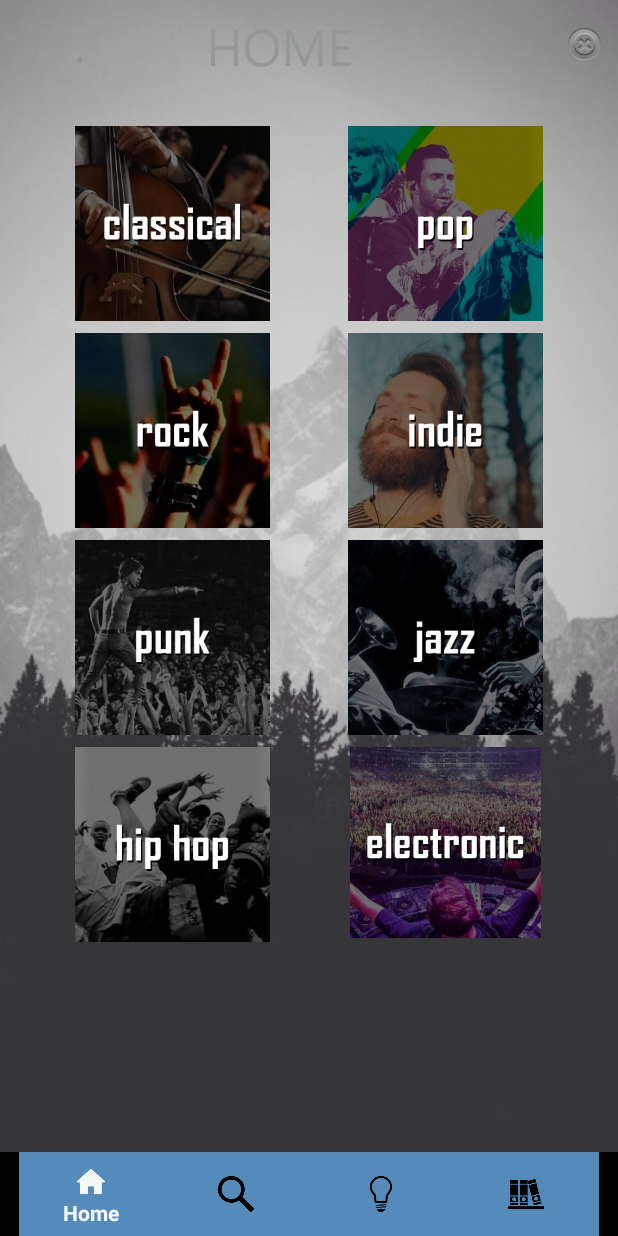
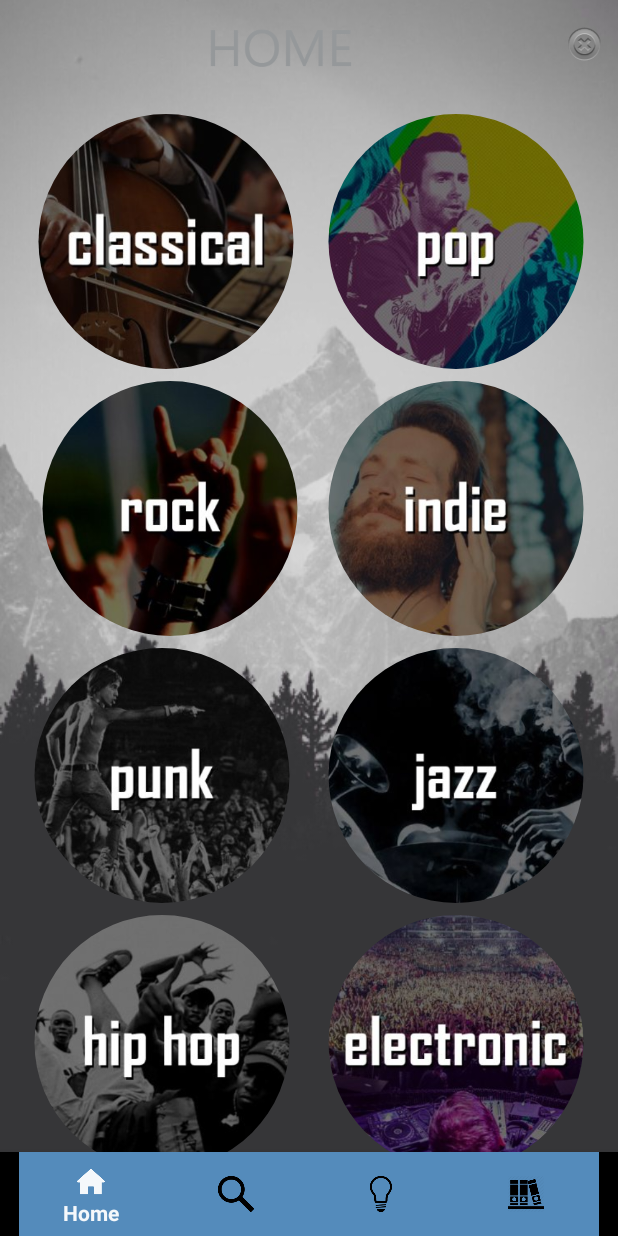
Before and after one commit to LMETEAM/LetMeExplore, an Android app: the screen it shows after launch once a user with an empty profile is signed in (HomeActivity), on a phone screen of 412 x 824 dp. Run offline under Robolectric (Android 15) with nearby library versions, the light colour scheme and no system bars; our stand-ins replace CircleImageView, Firebase (no records; nobody signed in at launch, a user with empty details on screens opened directly), Picasso; pictures from the network do not load.

Commit message:
Home Fragment İyileştirmeleri //Berkay Burak Söner

```diff
--- a/app/src/main/res/layout/fragment_home.xml
+++ b/app/src/main/res/layout/fragment_home.xml
@@ -45,30 +45,87 @@
 
         </LinearLayout>
 
-        <ImageView
-            android:id="@+id/imageViewClassic"
-            android:layout_width="130dp"
-            android:layout_height="130dp"
-            android:layout_marginStart="50dp"
-            android:layout_marginTop="24dp"
-            android:src="@drawable/rsz_classical"
+        <ScrollView
+            android:layout_width="0dp"
+            android:layout_height="0dp"
+            android:layout_marginEnd="8dp"
+            android:layout_marginStart="8dp"
+            android:layout_marginTop="8dp"
+            android:layout_weight="1"
+            android:scrollbars="none"
+            app:layout_constraintBottom_toBottomOf="parent"
+            app:layout_constraintEnd_toEndOf="parent"
             app:layout_constraintStart_toStartOf="parent"
-            app:layout_constraintTop_toBottomOf="@+id/linearLayout5" />
+            app:layout_constraintTop_toBottomOf="@+id/linearLayout5">
 
-        <ImageView
-            android:id="@+id/imageViewPop"
-            android:layout_width="130dp"
-            android:layout_height="130dp"
-            android:layout_marginEnd="50dp"
-            android:layout_marginTop="24dp"
-            android:src="@drawable/rsz_1pop"
-            app:layout_constraintEnd_toEndOf="parent"
-            app:layout_constraintTop_toBottomOf="@+id/linearLayout5" />
+            <android.support.constraint.ConstraintLayout
+                android:layout_width="match_parent"
+                android:layout_height="wrap_content">
 
-        <ImageView
+                <de.hdodenhof.circleimageview.CircleImageView
+                    android:id="@+id/imageViewElectronic"
+                    android:layout_width="180dp"
+                    android:layout_height="170dp"
+                    android:layout_marginEnd="8dp"
+                    android:src="@drawable/rsz_electronic"
+                    app:layout_constraintBottom_toBottomOf="parent"
+                    app:layout_constraintEnd_toEndOf="@+id/imageViewPop"
+                    app:layout_constraintHorizontal_bias="0.0"
+                    app:layout_constraintStart_toStartOf="@+id/imageViewPop" />
+
+                <de.hdodenhof.circleimageview.CircleImageView
+                    android:id="@+id/imageViewJazz3"
+                    android:layout_width="180dp"
+                    android:layout_height="170dp"
+                    android:layout_marginEnd="8dp"
+                    android:layout_marginTop="8dp"
+                    android:src="@drawable/rsz_1jazz"
+                    app:layout_constraintEnd_toEndOf="@+id/imageViewPop"
+                    app:layout_constraintHorizontal_bias="0.0"
+                    app:layout_constraintStart_toStartOf="@+id/imageViewPop"
+                    app:layout_constraintTop_toBottomOf="@+id/imageViewIndie" />
+
+                <de.hdodenhof.circleimageview.CircleImageView
+                    android:id="@+id/imageViewHiphop"
+                    android:layout_width="180dp"
+                    android:layout_height="170dp"
+                    android:layout_marginEnd="8dp"
+                    android:layout_marginTop="8dp"
+                    android:src="@drawable/rsz_hiphop"
+                    app:layout_constraintBottom_toBottomOf="parent"
+                    app:layout_constraintEnd_toEndOf="@+id/imageViewClassic"
+                    app:layout_constraintHorizontal_bias="0.0"
+                    app:layout_constraintStart_toStartOf="@+id/imageViewClassic"
+                    app:layout_constraintTop_toBottomOf="@+id/imageViewPunk2" />
+
+                <de.hdodenhof.circleimageview.CircleImageView
+                    android:id="@+id/imageViewIndie"
+                    android:layout_width="180dp"
+                    android:layout_height="170dp"
+                    android:layout_marginEnd="8dp"
+                    android:layout_marginTop="8dp"
+                    android:src="@drawable/rsz_1indie"
+                    app:layout_constraintEnd_toEndOf="@+id/imageViewPop"
+                    app:layout_constraintHorizontal_bias="0.0"
+                    app:layout_constraintStart_toStartOf="@+id/imageViewPop"
+                    app:layout_constraintTop_toBottomOf="@+id/imageViewPop" />
+
+                <de.hdodenhof.circleimageview.CircleImageView
+                    android:id="@+id/imageViewPunk2"
+                    android:layout_width="180dp"
+                    android:layout_height="170dp"
+                    android:layout_marginEnd="8dp"
+                    android:layout_marginTop="8dp"
+                    android:src="@drawable/rsz_1punk"
+                    app:layout_constraintEnd_toEndOf="@+id/imageViewClassic"
+                    app:layout_constraintHorizontal_bias="0.0"
+                    app:layout_constraintStart_toStartOf="@+id/imageViewClassic"
+                    app:layout_constraintTop_toBottomOf="@+id/imageViewRock" />
+
+                <de.hdodenhof.circleimageview.CircleImageView
                     android:id="@+id/imageViewRock"
-            android:layout_width="130dp"
-            android:layout_height="130dp"
+                    android:layout_width="180dp"
+                    android:layout_height="170dp"
                     android:layout_marginStart="8dp"
                     android:layout_marginTop="8dp"
                     android:src="@drawable/rsz_rock"
@@ -77,65 +134,27 @@
                     app:layout_constraintStart_toStartOf="@+id/imageViewClassic"
                     app:layout_constraintTop_toBottomOf="@+id/imageViewClassic" />
 
-        <ImageView
-            android:id="@+id/imageViewIndie"
-            android:layout_width="130dp"
-            android:layout_height="130dp"
-            android:layout_marginEnd="8dp"
+                <de.hdodenhof.circleimageview.CircleImageView
+                    android:id="@+id/imageViewClassic"
+                    android:layout_width="185dp"
+                    android:layout_height="170dp"
+                    android:layout_marginStart="10dp"
                     android:layout_marginTop="8dp"
-            android:src="@drawable/rsz_1indie"
-            app:layout_constraintEnd_toEndOf="@+id/imageViewPop"
-            app:layout_constraintHorizontal_bias="0.0"
-            app:layout_constraintStart_toStartOf="@+id/imageViewPop"
-            app:layout_constraintTop_toBottomOf="@+id/imageViewPop" />
+                    android:src="@drawable/rsz_classical"
+                    app:layout_constraintStart_toStartOf="parent"
+                    app:layout_constraintTop_toTopOf="parent" />
 
-        <ImageView
-            android:id="@+id/imageViewElectronic"
-            android:layout_width="130dp"
-            android:layout_height="127dp"
-            android:layout_marginEnd="8dp"
+                <de.hdodenhof.circleimageview.CircleImageView
+                    android:id="@+id/imageViewPop"
+                    android:layout_width="180dp"
+                    android:layout_height="170dp"
+                    android:layout_marginEnd="10dp"
                     android:layout_marginTop="8dp"
-            android:src="@drawable/rsz_electronic"
-            app:layout_constraintEnd_toEndOf="@+id/imageViewPop"
-            app:layout_constraintHorizontal_bias="0.0"
-            app:layout_constraintStart_toStartOf="@+id/imageViewPop"
-            app:layout_constraintTop_toBottomOf="@+id/imageViewJazz3" />
-
-        <ImageView
-            android:id="@+id/imageViewJazz3"
-            android:layout_width="130dp"
-            android:layout_height="130dp"
-            android:layout_marginEnd="8dp"
-            android:layout_marginTop="8dp"
-            android:src="@drawable/rsz_1jazz"
-            app:layout_constraintEnd_toEndOf="@+id/imageViewPop"
-            app:layout_constraintHorizontal_bias="0.0"
-            app:layout_constraintStart_toStartOf="@+id/imageViewPop"
-            app:layout_constraintTop_toBottomOf="@+id/imageViewIndie" />
-
-        <ImageView
-            android:id="@+id/imageViewHiphop"
-            android:layout_width="130dp"
-            android:layout_height="130dp"
-            android:layout_marginEnd="8dp"
-            android:layout_marginTop="8dp"
-            android:src="@drawable/rsz_hiphop"
-            app:layout_constraintEnd_toEndOf="@+id/imageViewClassic"
-            app:layout_constraintHorizontal_bias="0.0"
-            app:layout_constraintStart_toStartOf="@+id/imageViewClassic"
-            app:layout_constraintTop_toBottomOf="@+id/imageViewPunk2" />
-
-        <ImageView
-            android:id="@+id/imageViewPunk2"
-            android:layout_width="130dp"
-            android:layout_height="130dp"
-            android:layout_marginEnd="8dp"
-            android:layout_marginTop="8dp"
-            android:src="@drawable/rsz_1punk"
-            app:layout_constraintEnd_toEndOf="@+id/imageViewClassic"
-            app:layout_constraintHorizontal_bias="0.0"
-            app:layout_constraintStart_toStartOf="@+id/imageViewClassic"
-            app:layout_constraintTop_toBottomOf="@+id/imageViewRock" />
+                    android:src="@drawable/rsz_1pop"
+                    app:layout_constraintEnd_toEndOf="parent"
+                    app:layout_constraintTop_toTopOf="parent" />
+            </android.support.constraint.ConstraintLayout>
+        </ScrollView>
 
     </android.support.constraint.ConstraintLayout>
 
```
Also changed, not shown: app/src/main/java/com/letmeexplore/lme/HomeFragment.java (+84 -1 lines). Lines whose indentation alone changed are shown as unchanged.
